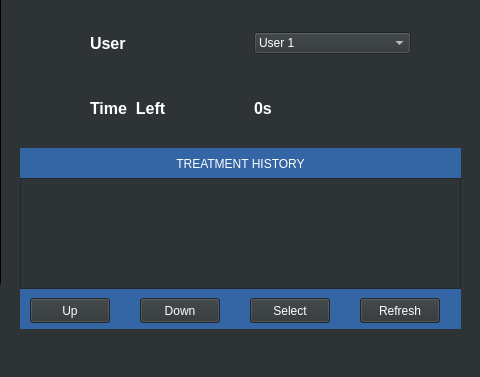
This is Oasis/mainwindow.ui in AmnElDawla/OasisPro as Qt 5 draws it before an edit; both pictures show x 1080 to 1560 and y 202 to 579 of the 1560 by 579 pixel window. The edited form follows.
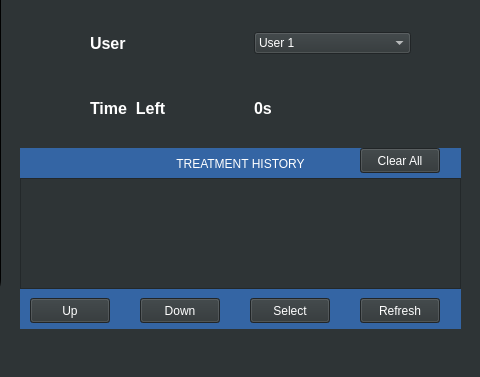
This is the edited form. Icons and pictures are not drawn.

Commit message: Dec 9: Update_1: Refactored Class Mainwindow and Database; Add 'ClearAll' button and now an assigned administrator can clean all therapy history records; Tables will be deleted and reinitialized after all therapy history records are removed (prevent data structure conflicts); Add more user-friendly notifications in Class Main Window and Database; Added vectors to save data in Mainwindow, and improved the destructor of this class; Added Function getUserById to obtain a user pointer from the local vector with user records.

Patch:
```diff
--- a/Oasis/mainwindow.ui
+++ b/Oasis/mainwindow.ui
@@ -1255,6 +1255,22 @@
      <string>Refresh</string>
     </property>
    </widget>
+   <widget class="QPushButton" name="clearTreatmentRecordsBtn">
+    <property name="geometry">
+     <rect>
+      <x>1440</x>
+      <y>350</y>
+      <width>80</width>
+      <height>25</height>
+     </rect>
+    </property>
+    <property name="autoFillBackground">
+     <bool>true</bool>
+    </property>
+    <property name="text">
+     <string>Clear All</string>
+    </property>
+   </widget>
   </widget>
   <widget class="QMenuBar" name="menubar">
    <property name="geometry">
```
The commit also changes 5 other files.
